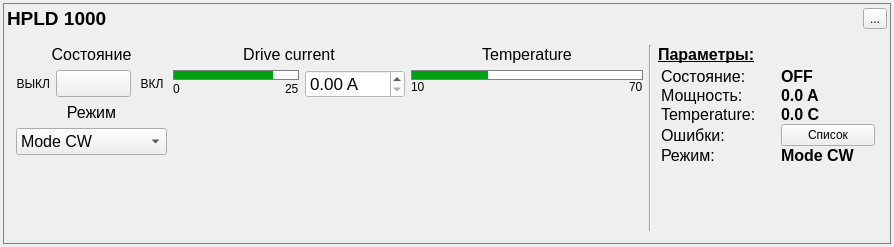
Before: the Qt Designer form dc_panel.ui in bulkanul/EVO_YFL_1064_GUI_coherent2, drawn with Qt 5.
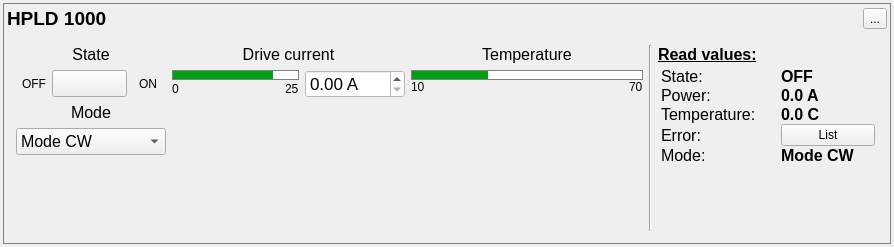
After: the same form once the commit is applied. Icons and pictures are not drawn. Custom widgets are drawn as their Qt base class.

```diff
--- a/dc_panel.ui
+++ b/dc_panel.ui
@@ -146,7 +146,7 @@
                   </font>
                  </property>
                  <property name="text">
-                  <string>Состояние</string>
+                  <string>State</string>
                  </property>
                  <property name="alignment">
                   <set>Qt::AlignmentFlag::AlignCenter</set>
@@ -176,7 +176,7 @@
                     </size>
                    </property>
                    <property name="text">
-                    <string>ВЫКЛ</string>
+                    <string>OFF</string>
                    </property>
                    <property name="alignment">
                     <set>Qt::AlignmentFlag::AlignRight|Qt::AlignmentFlag::AlignTrailing|Qt::AlignmentFlag::AlignVCenter</set>
@@ -262,7 +262,7 @@
                     </size>
                    </property>
                    <property name="text">
-                    <string>ВКЛ</string>
+                    <string>ON</string>
                    </property>
                    <property name="alignment">
                     <set>Qt::AlignmentFlag::AlignCenter</set>
@@ -281,7 +281,7 @@
                     </font>
                    </property>
                    <property name="text">
-                    <string>Режим</string>
+                    <string>Mode</string>
                    </property>
                    <property name="alignment">
                     <set>Qt::AlignmentFlag::AlignCenter</set>
@@ -711,7 +711,7 @@
               </font>
              </property>
              <property name="text">
-              <string>Параметры:</string>
+              <string>Read values:</string>
              </property>
             </widget>
            </item>
@@ -750,7 +750,7 @@
                 </font>
                </property>
                <property name="text">
-                <string>Состояние:</string>
+                <string>State:</string>
                </property>
               </widget>
              </item>
@@ -801,7 +801,7 @@
                 </font>
                </property>
                <property name="text">
-                <string>Мощность:</string>
+                <string>Power:</string>
                </property>
               </widget>
              </item>
@@ -903,14 +903,14 @@
                 </font>
                </property>
                <property name="text">
-                <string>Ошибки:</string>
+                <string>Error:</string>
                </property>
               </widget>
              </item>
              <item row="3" column="1">
               <widget class="QPushButton" name="button_error">
                <property name="text">
-                <string>Список</string>
+                <string>List</string>
                </property>
               </widget>
              </item>
@@ -935,7 +935,7 @@
                 </font>
                </property>
                <property name="text">
-                <string>Режим:</string>
+                <string>Mode:</string>
                </property>
                <property name="alignment">
                 <set>Qt::AlignmentFlag::AlignLeading|Qt::AlignmentFlag::AlignLeft|Qt::AlignmentFlag::AlignTop</set>
```
